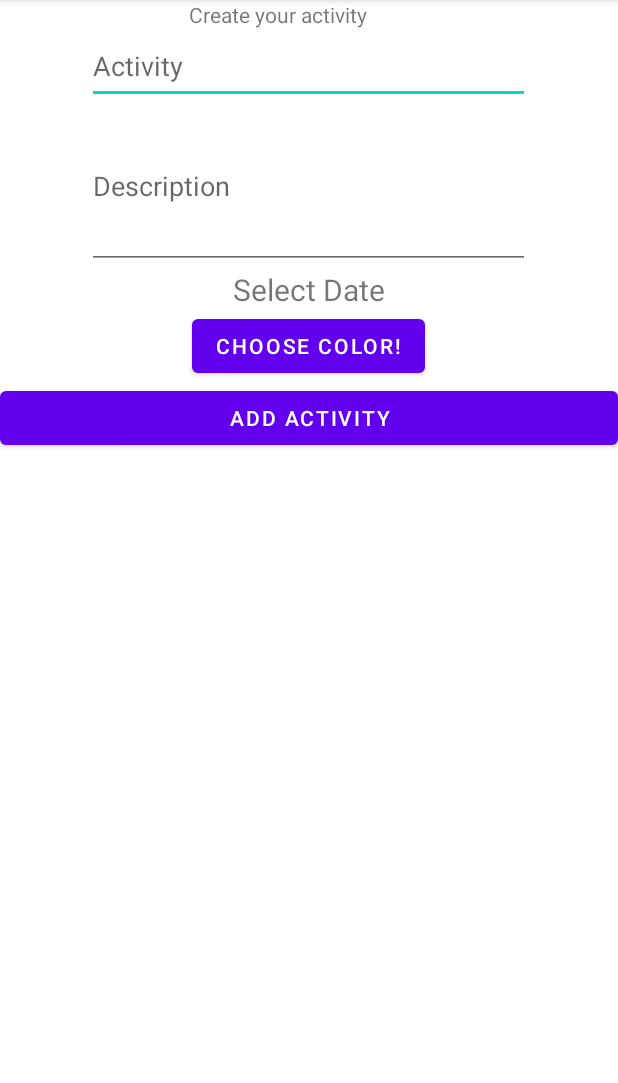
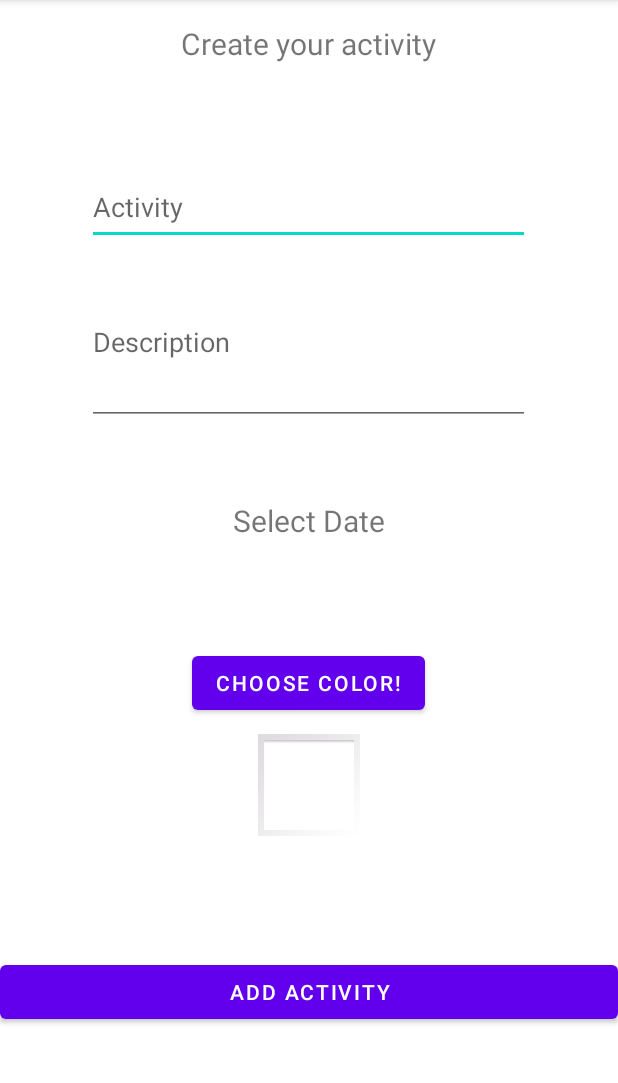
Before and after one commit to PereCP/TEAgenda, an Android app: the CreateEvento screen opened directly, with no data from a screen before it, on a phone screen of 412 x 824 dp, the part 84-1167 px from its top. Run offline under Robolectric (Android 15) with nearby library versions, the phone set to English and light mode, and no system bars; our stand-ins replace Room's generated code; libraries missing offline, so code that uses them is left out: yuku.ambilwarna.

Commit message:
LastVersion CreateEvento?

```diff
--- a/app/src/main/java/com/example/teagenda/CreateEvento.java
+++ b/app/src/main/java/com/example/teagenda/CreateEvento.java
@@ -13,6 +13,7 @@ import android.view.View;
 import android.widget.Button;
 import android.widget.DatePicker;
 import android.widget.EditText;
+import android.widget.ImageView;
 import android.widget.LinearLayout;
 import android.widget.TextView;
 
@@ -35,6 +36,7 @@ public class CreateEvento extends AppCompatActivity {
     private EditText actTitle;
     private EditText actDescr;
     private TextView mDisplayDate;
+    private ImageView colorPanel;
     private Date auxDate;
     private DatePickerDialog.OnDateSetListener mDateSetListener;
     private Evento newActivity;
@@ -52,6 +54,7 @@ public class CreateEvento extends AppCompatActivity {
         mDefaultColor = ContextCompat.getColor(CreateEvento.this, R.color.white);
         actTitle = findViewById(R.id.activityTitle);
         actDescr = findViewById(R.id.activityDescription);
+        colorPanel = findViewById(R.id.imageView);
         mDisplayDate = (TextView) findViewById(R.id.tvDate);
         mDisplayDate.setOnClickListener(new View.OnClickListener() {
 
@@ -73,6 +76,8 @@ public class CreateEvento extends AppCompatActivity {
                 GregorianCalendar gc = new GregorianCalendar(TimeZone.getTimeZone("UTC"));
                 gc.set(year, month, day, 0, 0, 0);
                 auxDate = gc.getTime();
+                String date = year + "/" + month + "/" + day;
+                mDisplayDate.setText(date);
             }
         };
         mButton = (Button) findViewById(R.id.colorPicker);
@@ -103,7 +108,7 @@ public class CreateEvento extends AppCompatActivity {
             @Override
             public void onOk(AmbilWarnaDialog dialog, int color) {
                 mDefaultColor = color;
-                eLayout.setBackgroundColor(mDefaultColor);
+                colorPanel.setBackgroundColor(mDefaultColor);
             }
         });
         colPicker.show();
--- a/app/src/main/res/layout/activity_create_evento.xml
+++ b/app/src/main/res/layout/activity_create_evento.xml
@@ -9,22 +9,36 @@
     tools:context=".MainActivity">
 
 
+    <ScrollView
+        android:layout_width="match_parent"
+        android:layout_height="match_parent">
+
+        <LinearLayout
+            android:layout_width="match_parent"
+            android:layout_height="wrap_content"
+            android:orientation="vertical">
+
             <TextView
                 android:id="@+id/editTextTextPersonName3"
                 android:layout_width="wrap_content"
                 android:layout_height="wrap_content"
                 android:layout_gravity="center"
-        android:ems="10"
+                android:layout_marginTop="15dp"
+                android:layout_marginBottom="50dp"
                 android:inputType="textPersonName"
+                android:minHeight="48dp"
                 android:text="Create your activity"
+                android:textSize="20sp"
                 tools:layout_editor_absoluteX="60dp"
                 tools:layout_editor_absoluteY="40dp" />
+
 
             <EditText
                 android:id="@+id/activityTitle"
                 android:layout_width="295dp"
                 android:layout_height="50dp"
                 android:layout_gravity="center"
+                android:layout_marginBottom="10dp"
                 android:hint="Activity"
                 android:inputType="text"
                 app:layout_constraintEnd_toEndOf="parent"
@@ -35,30 +49,45 @@
                 android:layout_width="295dp"
                 android:layout_height="110dp"
                 android:layout_gravity="center"
+                android:layout_marginBottom="50dp"
                 android:hint="Description"
                 android:inputType="text"
                 tools:layout_editor_absoluteX="60dp"
-        tools:layout_editor_absoluteY="238dp"/>
+                tools:layout_editor_absoluteY="238dp" />
 
             <TextView
                 android:id="@+id/tvDate"
                 android:layout_width="wrap_content"
                 android:layout_height="wrap_content"
                 android:layout_gravity="center"
+                android:inputType="date"
+                android:minHeight="48dp"
                 android:text="Select Date"
-        android:textSize="20sp"
+                android:layout_marginBottom="50dp"
+                android:textSize="20sp" />
 
-        android:inputType="date" />
+
 
             <Button
                 android:id="@+id/colorPicker"
                 android:layout_width="wrap_content"
                 android:layout_height="wrap_content"
                 android:layout_gravity="center"
+                android:layout_marginBottom="10dp"
                 android:text="Choose color!"
                 tools:layout_editor_absoluteX="127dp"
-        tools:layout_editor_absoluteY="433dp">
-    </Button>
+                tools:layout_editor_absoluteY="433dp"></Button>
+
+
+            <ImageView
+                android:id="@+id/imageView"
+                android:layout_width="wrap_content"
+                android:layout_height="wrap_content"
+                android:layout_gravity="center"
+                android:layout_marginBottom="80dp"
+                android:background="#FFFFFF"
+                app:srcCompat="@android:drawable/gallery_thumb"
+                tools:srcCompat="@android:drawable/gallery_thumb" />
 
 
             <Button
@@ -71,5 +100,10 @@
 
             </Button>
 
+            </LinearLayout>
+    </ScrollView>
+
+
+
 
 </androidx.appcompat.widget.LinearLayoutCompat>
```
Lines whose indentation alone changed are shown as unchanged.
